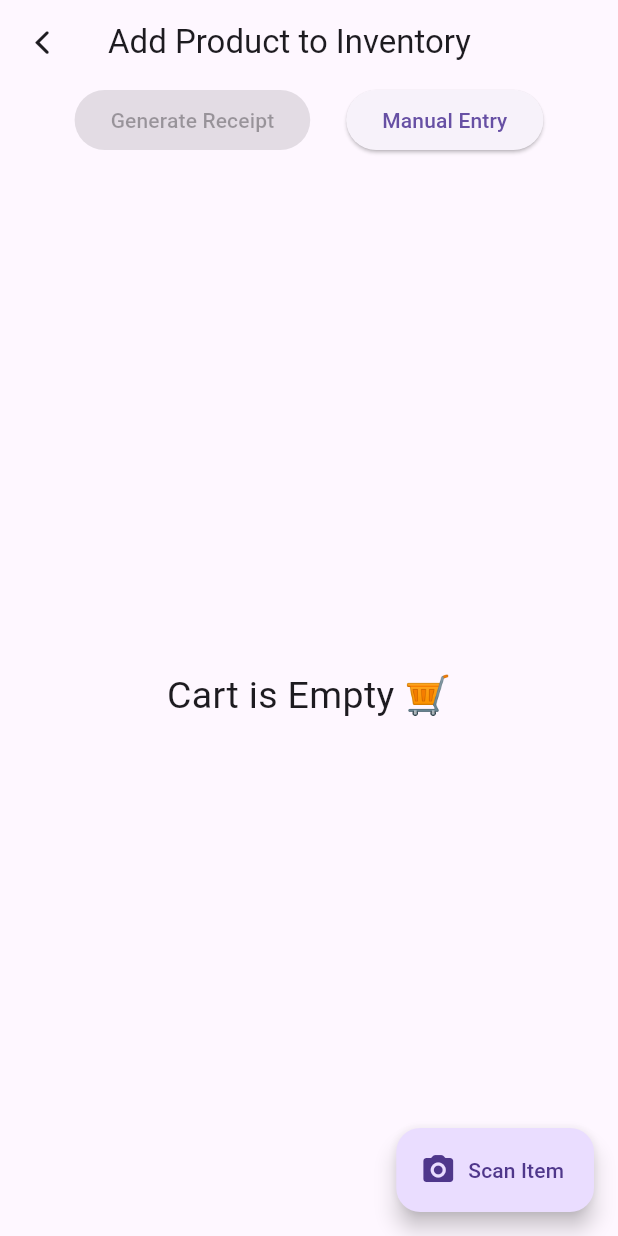
After one commit to iamansuman/mobilepos, a Flutter app: the NewSale screen opened by its route, after a tap on "Scan Item", on a phone screen of 412 x 824 dp. The commit adds this screen. Run offline on Flutter 3.47's test engine with Material 2 defaults, Android fonts, the phone set to English and light mode, and no system bars; our stand-ins replace just_audio, sqflite; missing offline and left inert: flutter_barcode_scanner; accounts and stored records are empty.

Commit message:
new_sales records

```diff
--- /dev/null
+++ b/lib/pages/sales/sale_new.dart
@@ -0,0 +1,188 @@
+import 'package:intl/intl.dart';
+import 'package:flutter/cupertino.dart';
+import 'package:flutter/material.dart';
+import 'package:mobilepos/data_structure.dart';
+import 'package:mobilepos/get_barcode.dart';
+import 'package:mobilepos/posdatabase.dart';
+
+class NewSale extends StatefulWidget {
+  const NewSale({super.key});
+
+  @override
+  State<NewSale> createState() => _NewSaleState();
+}
+
+class _NewSaleState extends State<NewSale> {
+  String currencyChar = '₹'; //TODO: Change currency denotation in settings
+  final DateTime currentDateTime = DateTime.now();
+  Map<String, Item> saleItems = {};
+  Sale newSale = Sale(timeOfSale: DateTime.now(), receiptNumber: '', saleItems: {}, totalAmount: 0);
+
+  @override
+  void initState() {
+    super.initState();
+    newSale = Sale(
+      timeOfSale: currentDateTime,
+      receiptNumber: DateFormat('RyyyyMMdd-HHmmss').format(currentDateTime),
+      saleItems: saleItems,
+      totalAmount: 0,
+    );
+  }
+
+  @override
+  Widget build(BuildContext context) {
+    return Scaffold(
+      appBar: AppBar(
+        leading: IconButton(
+          icon: const Icon(CupertinoIcons.back),
+          onPressed: () => Navigator.pop(context),
+        ),
+        title: const Text("Add Product to Inventory"),
+      ),
+      body: Column(
+        children: [
+          Row(
+            mainAxisAlignment: MainAxisAlignment.center,
+            children: [
+              ElevatedButton(
+                style: ElevatedButton.styleFrom(
+                  shadowColor: Colors.grey.shade300,
+                  foregroundColor: Theme.of(context).secondaryHeaderColor,
+                  backgroundColor: Theme.of(context).primaryColor,
+                ),
+                onPressed: (saleItems.isEmpty)
+                    ? null
+                    : () {
+                        //TODO: Generate Bill
+                      },
+                child: const Text("Generate Receipt"),
+              ),
+              const SizedBox(width: 24),
+              ElevatedButton(
+                onPressed: () {
+                  //TODO: Manual Entry
+                },
+                child: const Text("Manual Entry"),
+              ),
+            ],
+          ),
+          Expanded(
+            child: (saleItems.isEmpty)
+                ? const Center(child: Text("Cart is Empty 🛒", style: TextStyle(fontSize: 25)))
+                : ListView.builder(
+                    padding: const EdgeInsets.only(top: 10, bottom: kFloatingActionButtonMargin + 56),
+                    itemCount: saleItems.length,
+                    itemBuilder: (context, index) {
+                      return itemTile(saleItems.values.toList()[index]);
+                    },
+                  ),
+          ),
+        ],
+      ),
+      floatingActionButton: FloatingActionButton.extended(
+        icon: const Icon(Icons.camera_alt_rounded),
+        label: const Text("Scan Item"),
+        onPressed: () async {
+          String? barcodeResult = await getBarcodeData(context);
+          if (barcodeResult != null && context.mounted) {
+            if (saleItems.containsKey(barcodeResult)) {
+              saleItems[barcodeResult]?.addQty();
+            } else {
+              Item? infoFromDB = await PoSDatabase.getItemInfoFromInventory(barcodeResult);
+              if (infoFromDB != null) {
+                infoFromDB.quantity = 1;
+                saleItems[barcodeResult] = infoFromDB;
+              } else {
+                //TODO: Remove these
+                String randomBarcode = getRandomBarcode();
+                saleItems[randomBarcode] = Item(itemName: "Random Product", barcode: randomBarcode, price: 10);
+                //TODO: Manual Entry
+              }
+            }
+            setState(() {});
+          }
+        },
+      ),
+    );
+  }
+
+  ListTile itemTile(Item item) {
+    String barcode = item.barcode;
+    return ListTile(
+      leading: Text(
+        item.quantity.toString(),
+        style: const TextStyle(fontSize: 20, fontWeight: FontWeight.w900),
+      ),
+      title: Text(item.itemName),
+      subtitle: Text("$barcode | ${item.singleUnitQuantity} | $currencyChar${item.price}"),
+      trailing: PopupMenuButton(
+        itemBuilder: (context) {
+          return [
+            const PopupMenuItem<int>(value: 0, child: Text("Set Quantity")),
+            const PopupMenuItem<int>(value: 1, child: Text("Increase Quantity by 1")),
+            const PopupMenuItem<int>(value: 2, child: Text("Decrease Quantity by 1")),
+            const PopupMenuItem<int>(
+                value: 3, child: Text("Remove Product", style: TextStyle(color: Color(0xFFFF0000)))),
+          ];
+        },
+        onSelected: (value) async {
+          if (value == 1) {
+            saleItems[barcode]?.addQty();
+            item.quantity = saleItems[barcode]?.quantity ?? item.quantity;
+            setState(() {});
+          } else if (value == 2) {
+            saleItems[barcode]?.removeQty();
+            item.quantity = saleItems[barcode]?.quantity ?? item.quantity;
+            setState(() {});
+          } else if (value == 3) {
+            saleItems.remove(barcode);
+            setState(() {});
+          } else {
+            await showDialog(
+              context: context,
+              builder: (BuildContext context) {
+                TextEditingController customQuantityTextController =
+                    TextEditingController(text: item.quantity.toString());
+                return SimpleDialog(
+                  contentPadding: const EdgeInsets.all(16),
+                  children: [
+                    const SizedBox(height: 24),
+                    TextField(
+                      keyboardType: const TextInputType.numberWithOptions(),
+                      textAlign: TextAlign.center,
+                      controller: customQuantityTextController,
+                      decoration: const InputDecoration(
+                        border: OutlineInputBorder(),
+                        labelText: "Quantity",
+                      ),
+                    ),
+                    const SizedBox(height: 32),
+                    ElevatedButton(
+                      style: ElevatedButton.styleFrom(
+                        shadowColor: Colors.grey.shade300,
+                        foregroundColor: Theme.of(context).secondaryHeaderColor,
+                        backgroundColor: Theme.of(context).primaryColor,
+                      ),
+                      child: const Text("Set Quantity"),
+                      onPressed: () {
+                        if (int.tryParse(customQuantityTextController.text) != null &&
+                            int.tryParse(customQuantityTextController.text)! >= 0) {
+                          saleItems[barcode]!.quantity =
+                              int.tryParse(customQuantityTextController.text) ?? item.quantity;
+                          item.quantity = saleItems[barcode]?.quantity ?? item.quantity;
+                          Navigator.pop(context, item.quantity);
+                        }
+                      },
+                    ),
+                    const SizedBox(height: 24),
+                  ],
+                );
+              },
+            );
+            setState(() {});
+          }
+        },
+      ),
+    );
+  }
+}
```
Also changed, not shown: lib/pages/sales/sales.dart (+8 -1 lines).
